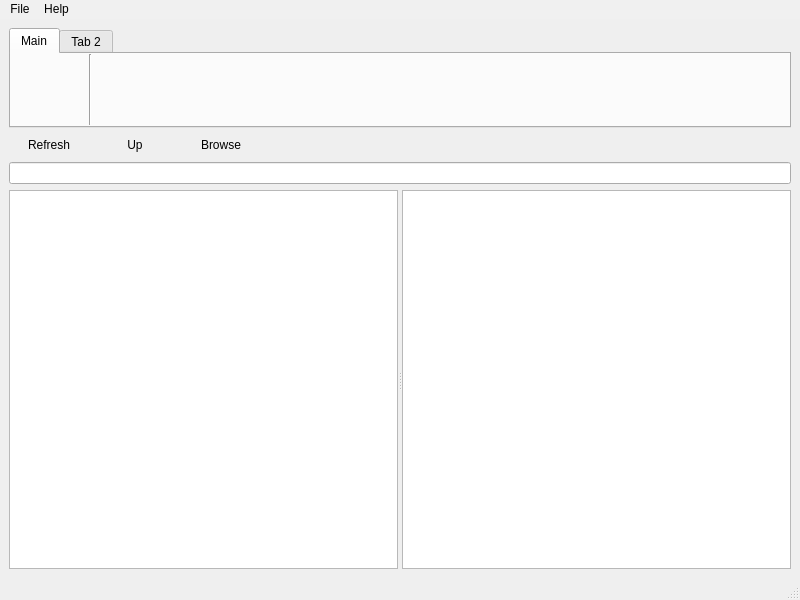
This is gvDataBackup_MainWindow.ui in geoffvargo/gvDataBackup as Qt 5 draws it before an edit. The edited form follows.
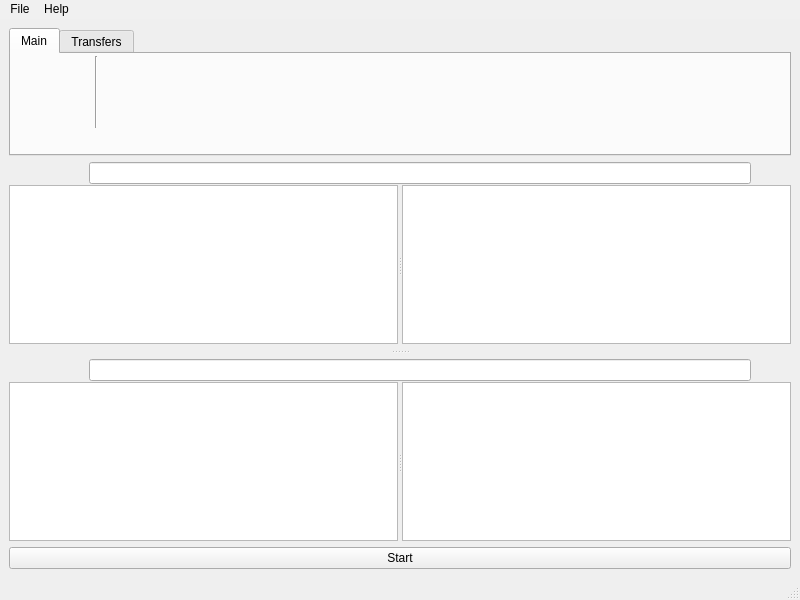
This is the edited form. Icons and pictures are not drawn.

The edit to the form file:
```diff
--- a/gvDataBackup_MainWindow.ui
+++ b/gvDataBackup_MainWindow.ui
@@ -72,11 +72,282 @@
      <verstretch>0</verstretch>
     </sizepolicy>
    </property>
-   <layout class="QGridLayout" name="gridLayout_2">
+            <layout class="QGridLayout" name="gridLayout">
+                <item row="2" column="0">
+                    <widget class="QSplitter" name="splitter_3">
+                        <property name="orientation">
+                            <enum>Qt::Vertical</enum>
+                        </property>
+                        <property name="handleWidth">
+                            <number>15</number>
+                        </property>
+                        <property name="childrenCollapsible">
+                            <bool>false</bool>
+                        </property>
+                        <widget class="QWidget" name="layoutWidget">
+                            <layout class="QGridLayout" name="sourceLAYOUT">
+                                <property name="verticalSpacing">
+                                    <number>1</number>
+                                </property>
+                                <item row="2" column="0">
+                                    <widget class="QSplitter" name="splitter">
+                                        <property name="orientation">
+                                            <enum>Qt::Horizontal</enum>
+                                        </property>
+                                        <widget class="QTreeView" name="treeView">
+                                            <property name="alternatingRowColors">
+                                                <bool>true</bool>
+                                            </property>
+                                        </widget>
+                                        <widget class="QListView" name="listView"/>
+                                    </widget>
+                                </item>
     <item row="0" column="0">
+                                    <widget class="QFrame" name="horizontalFrame">
+                                        <property name="sizePolicy">
+                                            <sizepolicy hsizetype="Expanding" vsizetype="Fixed">
+                                                <horstretch>0</horstretch>
+                                                <verstretch>0</verstretch>
+                                            </sizepolicy>
+                                        </property>
+                                        <property name="minimumSize">
+                                            <size>
+                                                <width>0</width>
+                                                <height>0</height>
+                                            </size>
+                                        </property>
+                                        <property name="maximumSize">
+                                            <size>
+                                                <width>16777215</width>
+                                                <height>16777215</height>
+                                            </size>
+                                        </property>
+                                        <property name="frameShape">
+                                            <enum>QFrame::NoFrame</enum>
+                                        </property>
+                                        <layout class="QHBoxLayout" name="horizontalLayout_2">
+                                            <property name="spacing">
+                                                <number>0</number>
+                                            </property>
+                                            <property name="leftMargin">
+                                                <number>0</number>
+                                            </property>
+                                            <property name="topMargin">
+                                                <number>0</number>
+                                            </property>
+                                            <property name="rightMargin">
+                                                <number>0</number>
+                                            </property>
+                                            <property name="bottomMargin">
+                                                <number>0</number>
+                                            </property>
+                                            <item>
+                                                <widget class="QPushButton" name="browseBTN">
+                                                    <property name="sizePolicy">
+                                                        <sizepolicy hsizetype="Minimum" vsizetype="Minimum">
+                                                            <horstretch>0</horstretch>
+                                                            <verstretch>0</verstretch>
+                                                        </sizepolicy>
+                                                    </property>
+                                                    <property name="text">
+                                                        <string/>
+                                                    </property>
+                                                    <property name="icon">
+                                                        <iconset>
+                                                            <normaloff>browseICN.ico</normaloff>browseICN.ico
+                                                        </iconset>
+                                                    </property>
+                                                    <property name="flat">
+                                                        <bool>true</bool>
+                                                    </property>
+                                                </widget>
+                                            </item>
+                                            <item>
+                                                <widget class="QPushButton" name="upBTN">
+                                                    <property name="sizePolicy">
+                                                        <sizepolicy hsizetype="Minimum" vsizetype="Minimum">
+                                                            <horstretch>0</horstretch>
+                                                            <verstretch>0</verstretch>
+                                                        </sizepolicy>
+                                                    </property>
+                                                    <property name="text">
+                                                        <string/>
+                                                    </property>
+                                                    <property name="icon">
+                                                        <iconset>
+                                                            <normaloff>upICN.ico</normaloff>upICN.ico
+                                                        </iconset>
+                                                    </property>
+                                                    <property name="flat">
+                                                        <bool>true</bool>
+                                                    </property>
+                                                </widget>
+                                            </item>
+                                            <item>
+                                                <widget class="QLineEdit" name="lineEdit"/>
+                                            </item>
+                                            <item>
+                                                <widget class="QPushButton" name="sourceRefreshBTN">
+                                                    <property name="sizePolicy">
+                                                        <sizepolicy hsizetype="Minimum" vsizetype="Minimum">
+                                                            <horstretch>0</horstretch>
+                                                            <verstretch>0</verstretch>
+                                                        </sizepolicy>
+                                                    </property>
+                                                    <property name="text">
+                                                        <string/>
+                                                    </property>
+                                                    <property name="icon">
+                                                        <iconset>
+                                                            <normaloff>refreshICN.ico</normaloff>refreshICN.ico
+                                                        </iconset>
+                                                    </property>
+                                                    <property name="default">
+                                                        <bool>true</bool>
+                                                    </property>
+                                                    <property name="flat">
+                                                        <bool>true</bool>
+                                                    </property>
+                                                </widget>
+                                            </item>
+                                        </layout>
+                                    </widget>
+                                </item>
+                            </layout>
+                        </widget>
+                        <widget class="QWidget" name="layoutWidget_2">
+                            <layout class="QGridLayout" name="destLAYOUT">
+                                <property name="verticalSpacing">
+                                    <number>1</number>
+                                </property>
+                                <item row="2" column="0">
+                                    <widget class="QSplitter" name="splitter_2">
+                                        <property name="orientation">
+                                            <enum>Qt::Horizontal</enum>
+                                        </property>
+                                        <widget class="QTreeView" name="treeView_2"/>
+                                        <widget class="QListView" name="listView_2"/>
+                                    </widget>
+                                </item>
+                                <item row="0" column="0">
+                                    <widget class="QFrame" name="horizontalFrame_2">
+                                        <property name="sizePolicy">
+                                            <sizepolicy hsizetype="Expanding" vsizetype="Fixed">
+                                                <horstretch>0</horstretch>
+                                                <verstretch>0</verstretch>
+                                            </sizepolicy>
+                                        </property>
+                                        <property name="minimumSize">
+                                            <size>
+                                                <width>0</width>
+                                                <height>0</height>
+                                            </size>
+                                        </property>
+                                        <property name="maximumSize">
+                                            <size>
+                                                <width>16777215</width>
+                                                <height>16777215</height>
+                                            </size>
+                                        </property>
+                                        <property name="frameShape">
+                                            <enum>QFrame::NoFrame</enum>
+                                        </property>
+                                        <layout class="QHBoxLayout" name="horizontalLayout_3">
+                                            <property name="spacing">
+                                                <number>0</number>
+                                            </property>
+                                            <property name="leftMargin">
+                                                <number>0</number>
+                                            </property>
+                                            <property name="topMargin">
+                                                <number>0</number>
+                                            </property>
+                                            <property name="rightMargin">
+                                                <number>0</number>
+                                            </property>
+                                            <property name="bottomMargin">
+                                                <number>0</number>
+                                            </property>
+                                            <item>
+                                                <widget class="QPushButton" name="browseBTN_2">
+                                                    <property name="sizePolicy">
+                                                        <sizepolicy hsizetype="Minimum" vsizetype="Minimum">
+                                                            <horstretch>0</horstretch>
+                                                            <verstretch>0</verstretch>
+                                                        </sizepolicy>
+                                                    </property>
+                                                    <property name="text">
+                                                        <string/>
+                                                    </property>
+                                                    <property name="icon">
+                                                        <iconset>
+                                                            <normaloff>browseICN.ico</normaloff>browseICN.ico
+                                                        </iconset>
+                                                    </property>
+                                                    <property name="flat">
+                                                        <bool>true</bool>
+                                                    </property>
+                                                </widget>
+                                            </item>
+                                            <item>
+                                                <widget class="QPushButton" name="upBTN_2">
+                                                    <property name="sizePolicy">
+                                                        <sizepolicy hsizetype="Minimum" vsizetype="Minimum">
+                                                            <horstretch>0</horstretch>
+                                                            <verstretch>0</verstretch>
+                                                        </sizepolicy>
+                                                    </property>
+                                                    <property name="text">
+                                                        <string/>
+                                                    </property>
+                                                    <property name="icon">
+                                                        <iconset>
+                                                            <normaloff>upICN.ico</normaloff>upICN.ico
+                                                        </iconset>
+                                                    </property>
+                                                    <property name="flat">
+                                                        <bool>true</bool>
+                                                    </property>
+                                                </widget>
+                                            </item>
+                                            <item>
+                                                <widget class="QLineEdit" name="lineEdit_3"/>
+                                            </item>
+                                            <item>
+                                                <widget class="QPushButton" name="destRefreshBTN">
+                                                    <property name="sizePolicy">
+                                                        <sizepolicy hsizetype="Minimum" vsizetype="Minimum">
+                                                            <horstretch>0</horstretch>
+                                                            <verstretch>0</verstretch>
+                                                        </sizepolicy>
+                                                    </property>
+                                                    <property name="text">
+                                                        <string/>
+                                                    </property>
+                                                    <property name="icon">
+                                                        <iconset>
+                                                            <normaloff>refreshICN.ico</normaloff>refreshICN.ico
+                                                        </iconset>
+                                                    </property>
+                                                    <property name="default">
+                                                        <bool>true</bool>
+                                                    </property>
+                                                    <property name="flat">
+                                                        <bool>true</bool>
+                                                    </property>
+                                                </widget>
+                                            </item>
+                                        </layout>
+                                    </widget>
+                                </item>
+                            </layout>
+                        </widget>
+                    </widget>
+                </item>
+                <item row="1" column="0">
      <widget class="QTabWidget" name="ribbonBar">
       <property name="sizePolicy">
-       <sizepolicy hsizetype="Expanding" vsizetype="Fixed">
+                            <sizepolicy hsizetype="Expanding" vsizetype="MinimumExpanding">
         <horstretch>0</horstretch>
         <verstretch>0</verstretch>
        </sizepolicy>
@@ -84,13 +355,19 @@
       <property name="minimumSize">
        <size>
         <width>0</width>
-        <height>75</height>
+                                <height>128</height>
        </size>
       </property>
       <property name="maximumSize">
        <size>
         <width>16777214</width>
-        <height>100</height>
+                                <height>128</height>
+                            </size>
+                        </property>
+                        <property name="baseSize">
+                            <size>
+                                <width>0</width>
+                                <height>128</height>
        </size>
       </property>
       <property name="autoFillBackground">
@@ -98,8 +375,8 @@
       </property>
       <property name="iconSize">
        <size>
-        <width>32</width>
-        <height>32</height>
+                                <width>64</width>
+                                <height>64</height>
        </size>
       </property>
       <property name="elideMode">
@@ -123,142 +400,79 @@
          <rect>
           <x>0</x>
           <y>0</y>
-          <width>81</width>
-          <height>71</height>
+                                        <width>89</width>
+                                        <height>76</height>
          </rect>
         </property>
         <layout class="QHBoxLayout" name="horizontalLayout">
-         <item>
-          <widget class="QPushButton" name="pushButton">
-           <property name="text">
-            <string/>
-           </property>
-           <property name="icon">
-            <iconset>
-             <normaloff>../../Downloads/AndroidStudio_Icons/icons/toolbar/filterdups@2x.png</normaloff>../../Downloads/AndroidStudio_Icons/icons/toolbar/filterdups@2x.png</iconset>
-           </property>
-           <property name="iconSize">
-            <size>
-             <width>40</width>
-             <height>40</height>
-            </size>
-           </property>
-           <property name="flat">
-            <bool>true</bool>
-           </property>
-          </widget>
-         </item>
-         <item>
-          <widget class="Line" name="line">
-           <property name="orientation">
-            <enum>Qt::Vertical</enum>
-           </property>
-          </widget>
-         </item>
-        </layout>
-       </widget>
-      </widget>
-      <widget class="QWidget" name="tab_2">
-       <attribute name="title">
-        <string>Tab 2</string>
-       </attribute>
-      </widget>
-     </widget>
-    </item>
-    <item row="1" column="0">
-     <layout class="QGridLayout" name="gridLayout">
-      <item row="2" column="0">
-       <widget class="QSplitter" name="splitter">
-        <property name="orientation">
-         <enum>Qt::Horizontal</enum>
-        </property>
-        <widget class="QTreeView" name="treeView"/>
-        <widget class="QListView" name="listView"/>
-       </widget>
-      </item>
-      <item row="1" column="0">
-       <widget class="QLineEdit" name="lineEdit"/>
-      </item>
-      <item row="0" column="0">
-       <widget class="QFrame" name="horizontalFrame">
-        <property name="sizePolicy">
-         <sizepolicy hsizetype="Expanding" vsizetype="Fixed">
-          <horstretch>0</horstretch>
-          <verstretch>0</verstretch>
-         </sizepolicy>
-        </property>
-        <property name="minimumSize">
-         <size>
-          <width>0</width>
-          <height>0</height>
-         </size>
-        </property>
-        <property name="maximumSize">
-         <size>
-          <width>16777215</width>
-          <height>16777215</height>
-         </size>
-        </property>
-        <layout class="QHBoxLayout" name="horizontalLayout_2">
+                                    <property name="sizeConstraint">
+                                        <enum>QLayout::SetDefaultConstraint</enum>
+                                    </property>
          <property name="leftMargin">
-          <number>0</number>
+                                        <number>2</number>
          </property>
          <property name="topMargin">
-          <number>0</number>
+                                        <number>2</number>
          </property>
          <property name="rightMargin">
-          <number>0</number>
+                                        <number>2</number>
          </property>
          <property name="bottomMargin">
-          <number>0</number>
+                                        <number>2</number>
          </property>
          <item>
-          <widget class="QPushButton" name="refreshBTN">
-           <property name="text">
-            <string>Refresh</string>
-           </property>
-           <property name="flat">
-            <bool>true</bool>
-           </property>
-          </widget>
-         </item>
-         <item>
-          <widget class="QPushButton" name="upBTN">
-           <property name="text">
-            <string>Up</string>
-           </property>
-           <property name="flat">
-            <bool>true</bool>
-           </property>
-          </widget>
-         </item>
-         <item>
-          <widget class="QPushButton" name="browseBTN">
-           <property name="text">
+                                        <widget class="QPushButton" name="selectFolderBTN">
+                                            <property name="sizePolicy">
+                                                <sizepolicy hsizetype="Minimum" vsizetype="MinimumExpanding">
+                                                    <horstretch>0</horstretch>
+                                                    <verstretch>0</verstretch>
+                                                </sizepolicy>
+                                            </property>
+                                            <property name="toolTip">
             <string>Browse</string>
            </property>
+                                            <property name="text">
+                                                <string/>
+                                            </property>
+                                            <property name="icon">
+                                                <iconset>
+                                                    <normaloff>Imageres_GroupIcon_204.ico</normaloff>Imageres_GroupIcon_204.ico
+                                                </iconset>
+                                            </property>
+                                            <property name="iconSize">
+                                                <size>
+                                                    <width>64</width>
+                                                    <height>64</height>
+                                                </size>
+                                            </property>
            <property name="flat">
             <bool>true</bool>
            </property>
           </widget>
          </item>
          <item>
-          <spacer name="horizontalSpacer">
+                                        <widget class="Line" name="line">
            <property name="orientation">
-            <enum>Qt::Horizontal</enum>
-           </property>
-           <property name="sizeHint" stdset="0">
-            <size>
-             <width>40</width>
-             <height>0</height>
-            </size>
-           </property>
-          </spacer>
+                                                <enum>Qt::Vertical</enum>
+                                            </property>
+                                        </widget>
          </item>
         </layout>
        </widget>
-      </item>
-     </layout>
+                        </widget>
+                        <widget class="QWidget" name="transferTAB">
+                            <attribute name="title">
+                                <string>Transfers</string>
+                            </attribute>
+                        </widget>
+                    </widget>
+                </item>
+                <item row="3" column="0">
+                    <widget class="QPushButton" name="startBTN">
+                        <property name="text">
+                            <string>Start</string>
+                        </property>
+                    </widget>
     </item>
    </layout>
   </widget>
```
Left out of the diff: 12 changed lines with no effect on the pictures. Lines whose indentation alone changed are shown as unchanged.
